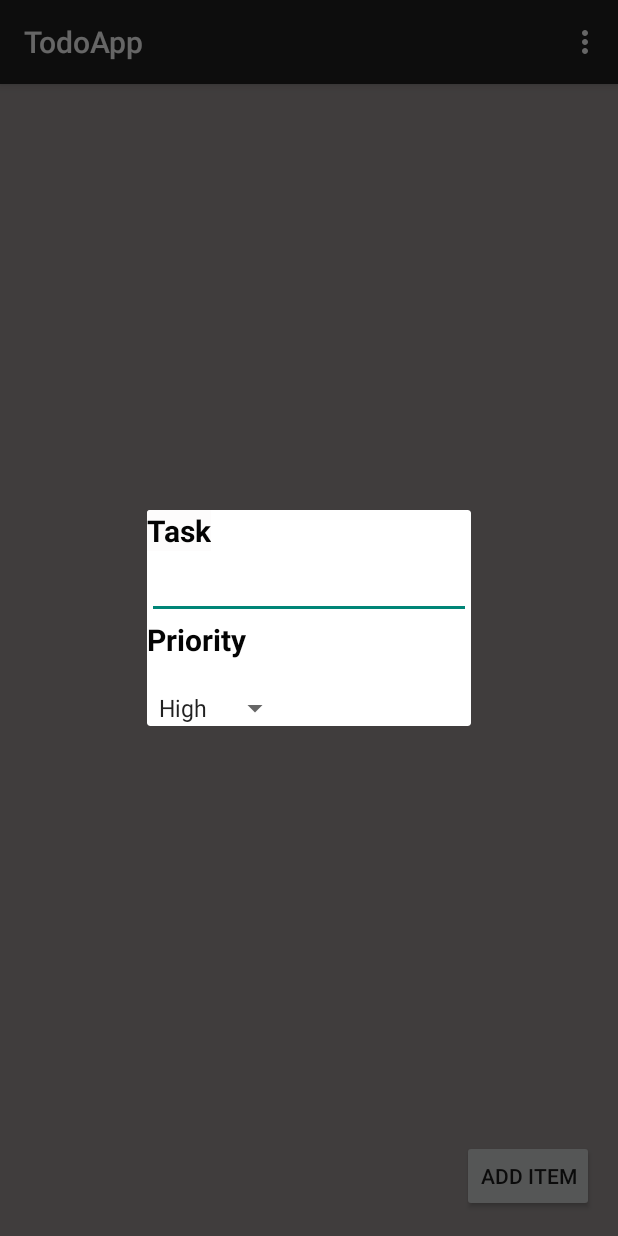
After one commit to haishmg/TodoApp, an Android app: the fragment EditItemDialog placed in its activity, on a phone screen of 412 x 824 dp. The commit adds this screen. Run offline under Robolectric (Android 15) with nearby library versions, the phone set to English and light mode, and no system bars; 6 statements that could not run were skipped.

Commit message:
code push

```diff
--- a/app/build.gradle
+++ b/app/build.gradle
@@ -24,4 +24,5 @@ dependencies {
     testCompile 'junit:junit:4.12'
     compile 'com.android.support:appcompat-v7:21.0.3'
     compile 'commons-io:commons-io:2.4'
+    compile 'com.android.support:support-v4:21.0.3'
 }
--- a/app/src/main/AndroidManifest.xml
+++ b/app/src/main/AndroidManifest.xml
@@ -22,7 +22,10 @@
             android:label="@string/title_activity_edit_item" />
         <activity
             android:name=".InsertItemActivity"
-            android:label="@string/title_activity_insert_item"></activity>
+            android:label="@string/title_activity_insert_item" />
+        <activity
+            android:name=".EditNameDialog"
+            android:label="@string/title_activity_edit_name_dialog"></activity>
     </application>
 
 </manifest>
--- /dev/null
+++ b/app/src/main/java/com/example/hganeshmurthy/todoapp/EditItemDialog.java
@@ -0,0 +1,110 @@
+package com.example.hganeshmurthy.todoapp;
+
+import android.os.Bundle;
+import android.support.annotation.Nullable;
+import android.support.v4.app.DialogFragment;
+import android.text.InputType;
+import android.view.KeyEvent;
+import android.view.LayoutInflater;
+import android.view.View;
+import android.view.ViewGroup;
+import android.view.WindowManager;
+import android.view.inputmethod.EditorInfo;
+import android.widget.Button;
+import android.widget.EditText;
+import android.widget.Spinner;
+import android.widget.TextView;
+import android.widget.TextView.OnEditorActionListener;
+
+/**
+ * A placeholder fragment containing a simple view.
+ */
+public class EditItemDialog extends DialogFragment implements OnEditorActionListener{
+    EditText etEditItem;
+    Spinner spPriority;
+    private final int REQUEST_CODE = 20;
+    public int RESULT_CODE_CANCEL=30;
+    Button btnEditItem;
+    String item,position,date,priority;
+
+
+    long pos;
+    public interface EditItemDialogListener {
+        void onFinishEditDialog(String item,String priority,String position,String date);
+    }
+
+    public EditItemDialog() {
+    }
+
+    public static EditItemDialog newInstance(String item,Long position,String date, String priority) {
+        EditItemDialog frag = new EditItemDialog();
+        Bundle args = new Bundle();
+        args.putString("item", item);
+        args.putString("date", date);
+        args.putString("priority", priority);
+        args.putString("position", position + "");
+
+        frag.setArguments(args);
+        return frag;
+    }
+
+    @Override
+    public View onCreateView(LayoutInflater inflater, ViewGroup container,
+                             Bundle savedInstanceState) {
+
+        View view = inflater.inflate(R.layout.activity_edit_fragment, container);
+        etEditItem = (EditText) view.findViewById(R.id.etEditItem);
+        etEditItem.setOnEditorActionListener(this);
+        etEditItem.setRawInputType(InputType.TYPE_CLASS_TEXT);
+        etEditItem.setImeOptions(EditorInfo.IME_ACTION_GO);
+        spPriority = (Spinner) view.findViewById(R.id.spPriority);
+        return view;
+
+    }
+
+    @Override
+    public void onViewCreated(View view, @Nullable Bundle savedInstanceState) {
+        super.onViewCreated(view, savedInstanceState);
+
+
+         item = getArguments().getString("item", "Enter Name");
+         position = getArguments().getString("position", "Enter Name");
+         date = getArguments().getString("date", "Enter Name");
+         priority = getArguments().getString("priority", "Enter Name");
+
+        etEditItem = (EditText) view.findViewById(R.id.etEditItem);
+        etEditItem.setText(item);
+
+
+
+        int selection=0;
+        if (priority.equals("Medium"))
+            selection = 1 ;
+        else if (priority.equals("Low"))
+            selection = 2 ;
+        spPriority.setSelection(selection);
+
+        spPriority.requestFocus();
+        getDialog().getWindow().setSoftInputMode(
+                WindowManager.LayoutParams.SOFT_INPUT_STATE_VISIBLE);
+
+    }
+
+    public boolean onEditorAction(TextView v, int actionId, KeyEvent event) {
+        if (EditorInfo.IME_ACTION_GO == actionId) {
+            // Return input text to activity
+            item = etEditItem.getText().toString();
+            priority = String.valueOf(spPriority.getSelectedItem());
+            EditItemDialogListener listener = (EditItemDialogListener) getActivity();
+            listener.onFinishEditDialog(item,position,date,priority);
+            dismiss();
+
+            return true;
+        }
+        return false;
+    }
+
+
+
+
+}
--- a/app/src/main/java/com/example/hganeshmurthy/todoapp/InsertItemActivity.java
+++ b/app/src/main/java/com/example/hganeshmurthy/todoapp/InsertItemActivity.java
@@ -21,11 +21,8 @@ public class InsertItemActivity extends ActionBarActivity {
     protected void onCreate(Bundle savedInstanceState) {
         super.onCreate(savedInstanceState);
         setContentView(R.layout.activity_insert_item);
-        //pos = getIntent().getIntExtra("pos",0);
         datasource = new ItemsDataSource(this);
         datasource.open();
-       // etInsertItem = (EditText) findViewById(R.id.etInsertItem);
-       // etInsertItem.setText(item);
         etInsertItem = (EditText) findViewById(R.id.etInsertItem);
 
     }
@@ -57,7 +54,6 @@ public class InsertItemActivity extends ActionBarActivity {
         tempItem.setPriority(spValue);
         tempItem.setDate(month+"-"+day+"-"+year);
 
-        //itemsAdapter.add(itemText);
         etInsertItem.setText("");
         datasource.createItem(tempItem);
 
--- a/app/src/main/java/com/example/hganeshmurthy/todoapp/ItemsDataSource.java
+++ b/app/src/main/java/com/example/hganeshmurthy/todoapp/ItemsDataSource.java
@@ -126,9 +126,6 @@ public class ItemsDataSource {
     public Cursor getAllItemsCursor() {
         Cursor cursor = database.query(MySQLiteHelper.TABLE_ITEMS,
                 allColumns, null, null, null, null, null);
-
-        //cursor.moveToFirst();
-        //cursor.close();
         return cursor;
     }
 
--- a/app/src/main/java/com/example/hganeshmurthy/todoapp/TodoCursorAdapter.java
+++ b/app/src/main/java/com/example/hganeshmurthy/todoapp/TodoCursorAdapter.java
@@ -41,15 +41,14 @@ public class TodoCursorAdapter extends CursorAdapter {
         String date = cursor.getString(cursor.getColumnIndexOrThrow(MySQLiteHelper.COLUMN_DATE));
 
         String lDate[] = date.split("-");
-        int mm = Integer.parseInt(lDate[0]);
-        int dd = Integer.parseInt(lDate[1])+1;
+        int mm = Integer.parseInt(lDate[0])+1;
+        int dd = Integer.parseInt(lDate[1]);
         int yy = Integer.parseInt(lDate[2]);
 
         date = mm+"/"+dd+"/"+yy;
 
         // Populate fields with extracted properties
         tvItem.setText(item);
-        //tvId.setText(String.valueOf(id));
         if (priority.equalsIgnoreCase("high"))
         {
             tvPriority.setTextColor(Color.RED);
--- /dev/null
+++ b/app/src/main/res/layout/activity_edit_fragment.xml
@@ -0,0 +1,65 @@
+<?xml version="1.0" encoding="utf-8"?>
+<LinearLayout xmlns:android="http://schemas.android.com/apk/res/android"
+    android:orientation="vertical" android:layout_width="match_parent"
+    android:layout_height="match_parent"
+    android:weightSum="1">
+
+    <TextView
+        android:layout_width="wrap_content"
+        android:layout_height="wrap_content"
+        android:text="Task"
+        android:id="@+id/ptEditItem"
+        android:background="#fdfcfc"
+        android:layout_alignParentTop="true"
+        android:layout_alignParentLeft="true"
+        android:layout_alignParentStart="true"
+        android:textColor="#030303"
+        android:textSize="20dp"
+        android:textStyle="bold" />
+
+    <EditText
+        android:layout_width="216dp"
+        android:layout_height="wrap_content"
+        android:id="@+id/etEditItem"
+        android:text="@string/svTask"
+        android:layout_alignParentTop="true"
+        android:layout_toRightOf="@+id/textView2"
+        android:layout_alignRight="@+id/spPriority"
+        android:layout_alignEnd="@+id/spPriority"
+        android:layout_gravity="center_horizontal" />
+
+    <TextView
+        android:layout_width="144dp"
+        android:layout_height="wrap_content"
+        android:text="@string/tvPriority"
+        android:id="@+id/textView2"
+        android:textColor="#040404"
+        android:textSize="20dp"
+        android:layout_above="@+id/view"
+        android:layout_alignParentLeft="true"
+        android:layout_alignParentStart="true"
+        android:textStyle="bold" />
+
+    <HorizontalScrollView
+        android:layout_width="match_parent"
+        android:layout_height="match_parent"
+        android:id="@+id/horizontalScrollView"
+        android:layout_gravity="center_horizontal" >
+
+        <Spinner
+            android:id="@+id/spPriority"
+            android:spinnerMode="dropdown"
+            android:text="Priority"
+            android:entries="@array/priority_arrays"
+            android:prompt="@string/priority_prompt"
+            android:layout_width="334dp"
+            android:layout_height="wrap_content"
+            android:layout_below="@+id/view2"
+            android:layout_alignRight="@+id/dpItem"
+            android:layout_alignEnd="@+id/dpItem"
+            android:layout_marginTop="20dp"
+            android:layout_toRightOf="@+id/textView2"
+            android:layout_toEndOf="@+id/textView2" />
+    </HorizontalScrollView>
+
+</LinearLayout>
--- a/app/src/main/res/values/strings.xml
+++ b/app/src/main/res/values/strings.xml
@@ -15,4 +15,9 @@
         <item fgcolor="blue">Medium</item>
         <item fgcolor="green">Low</item>
     </string-array>
+    <string name="title_activity_edit_name_dialog">EditNameDialog</string>
+
+    <!-- TODO: Remove or change this placeholder text -->
+    <string name="hello_blank_fragment">Hello blank fragment</string>
+    <string name="etDate">Enter the Date</string>
 </resources>
```
Also changed, not shown: app/src/main/java/com/example/hganeshmurthy/todoapp/DatePickerFragment.java (added, +40 -0 lines), app/src/main/java/com/example/hganeshmurthy/todoapp/TodoActivity.java (+59 -1 lines), app/src/main/res/menu/menu_edit_name_dialog.xml (added, +10 -0 lines).
